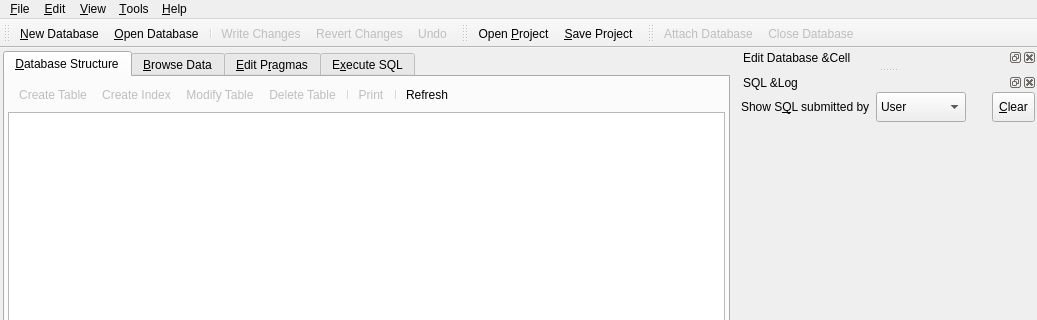
Qt form src/MainWindow.ui (sqlitebrowser/sqlitebrowser) before a commit; both pictures show x 0 to 1037 and y 0 to 320 of the 1037 by 630 pixel window.
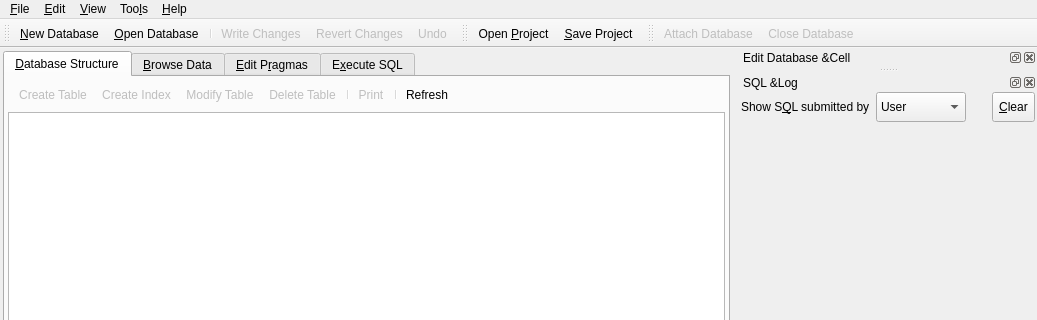
The same form after that commit. Icons and pictures are not drawn. Custom widgets are drawn as their Qt base class.

Patch:
```diff
--- a/src/MainWindow.ui
+++ b/src/MainWindow.ui
@@ -845,7 +845,7 @@
    </widget>
    <widget class="QMenu" name="menuTools">
     <property name="title">
-     <string>&amp;Tools</string>
+     <string>Too&amp;ls</string>
     </property>
     <addaction name="fileCompactAction"/>
     <addaction name="actionEncryption"/>
```
